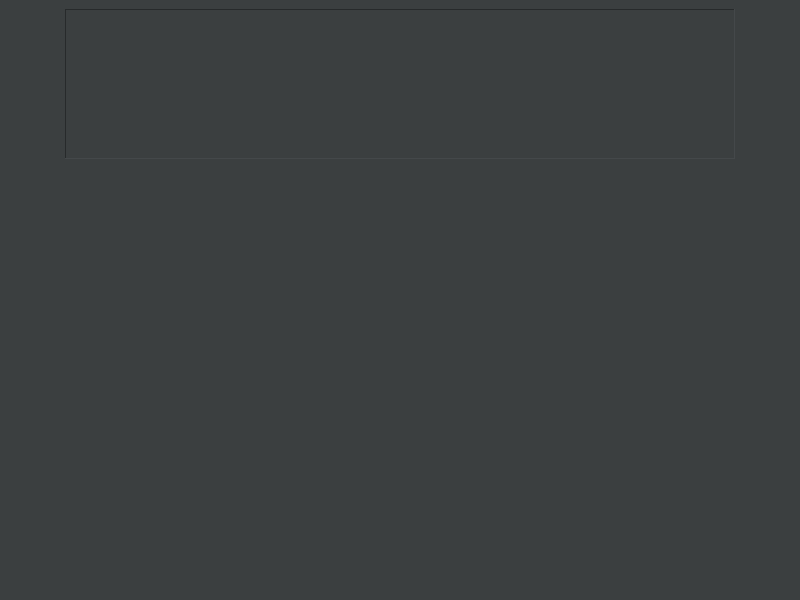
First picture: the form in mainwindow.ui, repository SundaySW/CAN_FW_Loader, before the edit.
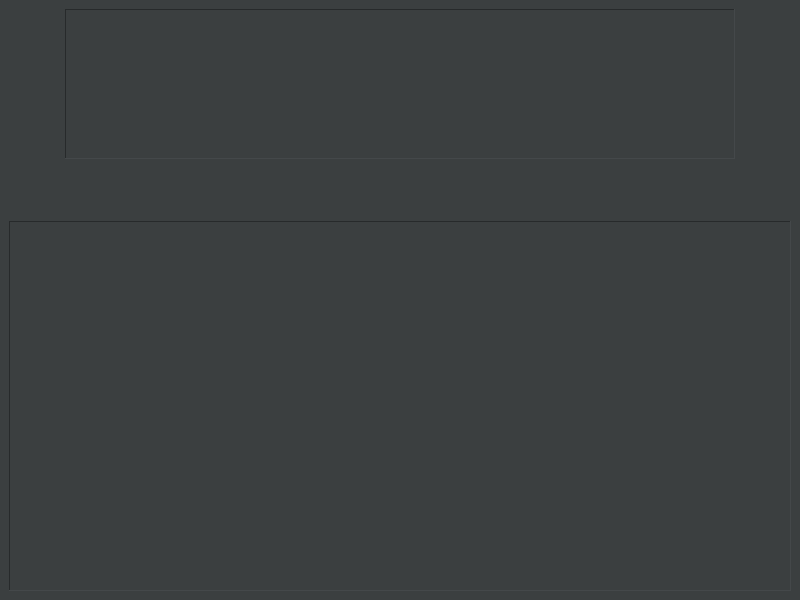
Second picture: the form after the edit. Icons and pictures are not drawn.

```diff
--- a/mainwindow.ui
+++ b/mainwindow.ui
@@ -300,21 +300,26 @@
      </layout>
     </item>
     <item>
-     <spacer name="verticalSpacer_2">
-      <property name="orientation">
-       <enum>Qt::Vertical</enum>
+     <widget class="QScrollArea" name="scrollArea">
+      <property name="frameShape">
+       <enum>QFrame::Panel</enum>
       </property>
-      <property name="sizeHint" stdset="0">
-       <size>
-        <width>20</width>
-        <height>40</height>
-       </size>
+      <property name="widgetResizable">
+       <bool>true</bool>
       </property>
-     </spacer>
-    </item>
+      <widget class="QWidget" name="scrollAreaWidgetContents">
+       <property name="geometry">
+        <rect>
+         <x>0</x>
+         <y>0</y>
+         <width>780</width>
+         <height>286</height>
+        </rect>
+       </property>
+       <layout class="QVBoxLayout" name="verticalLayout_3">
     <item>
      <layout class="QGridLayout" name="gridLayout">
-      <item row="0" column="0">
+          <item row="1" column="0">
        <spacer name="verticalSpacer">
         <property name="orientation">
          <enum>Qt::Vertical</enum>
@@ -327,7 +332,24 @@
         </property>
        </spacer>
       </item>
-     </layout>
+          <item row="0" column="0">
+           <spacer name="horizontalSpacer">
+            <property name="orientation">
+             <enum>Qt::Horizontal</enum>
+            </property>
+            <property name="sizeHint" stdset="0">
+             <size>
+              <width>40</width>
+              <height>20</height>
+             </size>
+            </property>
+           </spacer>
+          </item>
+         </layout>
+        </item>
+       </layout>
+      </widget>
+     </widget>
     </item>
    </layout>
   </widget>
```
Lines whose indentation alone changed are shown as unchanged.
